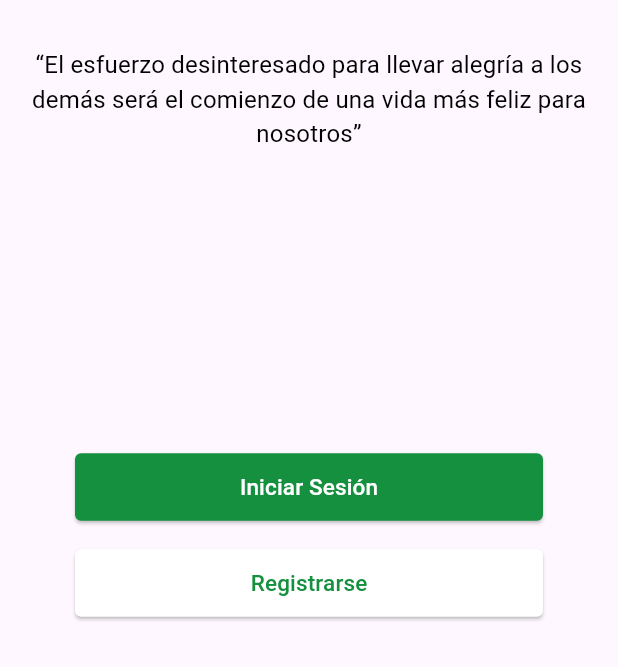
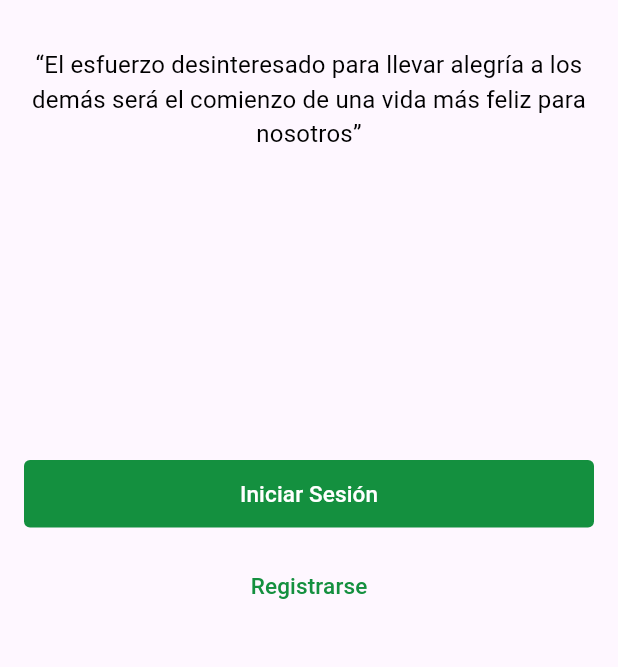
Before and after one commit to anitacruz/equipo_estrella, a Flutter app: the StartingPage screen opened by its route, on a phone screen of 412 x 824 dp, the part 569-1236 px from its top. Run offline on Flutter 3.47's test engine with Material 2 defaults, Android fonts, the phone set to English and light mode, and no system bars; our stand-ins replace cloud_firestore, firebase_core, go_router; accounts and stored records are empty.

Commit message:
Finish starting page (missing button actions)

```diff
--- a/lib/widgets/views/starting.dart
+++ b/lib/widgets/views/starting.dart
@@ -1,5 +1,7 @@
 import 'package:equipo_estrella/commons/colors.dart';
 import 'package:equipo_estrella/commons/fonts.dart';
+import 'package:equipo_estrella/widgets/primaryButton.dart';
+import 'package:equipo_estrella/widgets/secondaryButton.dart';
 import 'package:flutter/material.dart';
 
 class MyApp extends StatelessWidget {
@@ -38,60 +40,17 @@ class StartingPage extends StatelessWidget {
               ),
             ),
             const Spacer(), // Espaciador para centrar verticalmente los botones
-            Container( //TODO: Hacer que el boton sea un widget aparte y no que esté este codigo duplicado.
-              margin: const EdgeInsets.symmetric(horizontal: 16), //TODO: Los margenes parecen ser mas grandes que 16 pixeles
-              child: ElevatedButton(
-                onPressed: () {
-                  // Acción al hacer clic en el botón de iniciar sesión
-                },
-                style: ElevatedButton.styleFrom(
-                  backgroundColor: ManosColors.primary100,
-                  minimumSize: const Size(312, 20), // Dimensiones del botón
-                  shape: RoundedRectangleBorder(
-                    borderRadius:
-                        BorderRadius.circular(4), // Bordes redondeados
-                  ),
-                ),
-                child: Padding(
-                  padding: const EdgeInsets.symmetric(
-                    vertical: 12,
-                    horizontal: 8,
-                  ),
-                  child: Text(
-                    'Iniciar Sesión',
-                    style: ManosFonts.button(color: ManosColors.neutral100), //TODO: Este color no está siendo blanco de verdad
-                  ),
-                ),
-              ),
+            Container(
+              padding: const EdgeInsets.symmetric(horizontal: 16),
+              child:
+                  PrimaryButton(text: "Iniciar Sesión", onPressedMethod: () {}),
             ),
+
             const SizedBox(height: 16), // Espacio entre los botones
             Container(
-              margin: const EdgeInsets.symmetric(horizontal: 16),
-              child: ElevatedButton(
-                onPressed: () {
-                  // Acción al hacer clic en el botón de iniciar sesión
-                },
-                style: ElevatedButton.styleFrom(
-                  backgroundColor: ManosColors.neutral100,
-                  minimumSize: const Size(312, 20), // Dimensiones del botón
-                  shape: RoundedRectangleBorder(
-                    borderRadius:
-                        BorderRadius.circular(4), // Bordes redondeados
-                  ),
-                ),
-                child: Padding(
-                  padding: const EdgeInsets.symmetric(
-                    vertical: 12,
-                    horizontal: 8,
-                  ),
-                  child: Text(
-                    'Registrarse',
-                    style: ManosFonts.button(
-                        color: ManosColors
-                            .primary100), //TODO: Esto no está en bold!! en el figma se ve medio bold.
-                  ),
-                ),
-              ),
+              padding: const EdgeInsets.symmetric(horizontal: 16),
+              child:
+                  SecondaryButton(text: "Registrarse", onPressedMethod: () {}),
             ),
             const SizedBox(height: 32), // Espacio entre los botones
           ],
```
